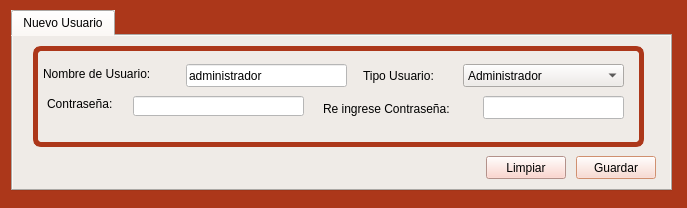
blueautomatic/Slam_Sistema_creditos, file form_usuario.ui: the form before one commit.
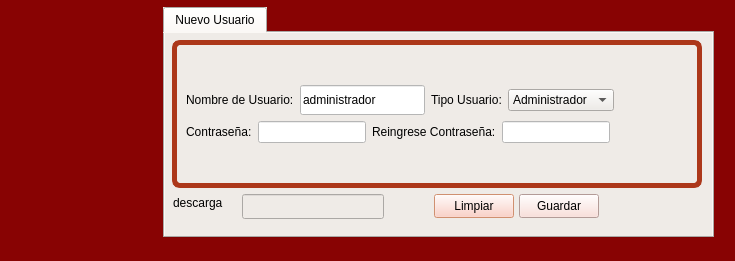
The form after the commit. Icons and pictures are not drawn.

Diff of the .ui file:
```diff
--- a/form_usuario.ui
+++ b/form_usuario.ui
@@ -6,8 +6,8 @@
    <rect>
     <x>0</x>
     <y>0</y>
-    <width>687</width>
-    <height>208</height>
+    <width>735</width>
+    <height>261</height>
    </rect>
   </property>
   <property name="palette">
@@ -25,9 +25,9 @@
      <colorrole role="Button">
       <brush brushstyle="SolidPattern">
        <color alpha="255">
-        <red>172</red>
-        <green>55</green>
-        <blue>26</blue>
+        <red>136</red>
+        <green>3</green>
+        <blue>3</blue>
        </color>
       </brush>
      </colorrole>
@@ -97,18 +97,18 @@
      <colorrole role="Base">
       <brush brushstyle="SolidPattern">
        <color alpha="255">
-        <red>172</red>
-        <green>55</green>
-        <blue>26</blue>
+        <red>136</red>
+        <green>3</green>
+        <blue>3</blue>
        </color>
       </brush>
      </colorrole>
      <colorrole role="Window">
       <brush brushstyle="SolidPattern">
        <color alpha="255">
-        <red>172</red>
-        <green>55</green>
-        <blue>26</blue>
+        <red>136</red>
+        <green>3</green>
+        <blue>3</blue>
        </color>
       </brush>
      </colorrole>
@@ -171,9 +171,9 @@
      <colorrole role="Button">
       <brush brushstyle="SolidPattern">
        <color alpha="255">
-        <red>172</red>
-        <green>55</green>
-        <blue>26</blue>
+        <red>136</red>
+        <green>3</green>
+        <blue>3</blue>
        </color>
       </brush>
      </colorrole>
@@ -243,18 +243,18 @@
      <colorrole role="Base">
       <brush brushstyle="SolidPattern">
        <color alpha="255">
-        <red>172</red>
-        <green>55</green>
-        <blue>26</blue>
+        <red>136</red>
+        <green>3</green>
+        <blue>3</blue>
        </color>
       </brush>
      </colorrole>
      <colorrole role="Window">
       <brush brushstyle="SolidPattern">
        <color alpha="255">
-        <red>172</red>
-        <green>55</green>
-        <blue>26</blue>
+        <red>136</red>
+        <green>3</green>
+        <blue>3</blue>
        </color>
       </brush>
      </colorrole>
@@ -317,9 +317,9 @@
      <colorrole role="Button">
       <brush brushstyle="SolidPattern">
        <color alpha="255">
-        <red>172</red>
-        <green>55</green>
-        <blue>26</blue>
+        <red>136</red>
+        <green>3</green>
+        <blue>3</blue>
        </color>
       </brush>
      </colorrole>
@@ -389,18 +389,18 @@
      <colorrole role="Base">
       <brush brushstyle="SolidPattern">
        <color alpha="255">
-        <red>172</red>
-        <green>55</green>
-        <blue>26</blue>
+        <red>136</red>
+        <green>3</green>
+        <blue>3</blue>
        </color>
       </brush>
      </colorrole>
      <colorrole role="Window">
       <brush brushstyle="SolidPattern">
        <color alpha="255">
-        <red>172</red>
-        <green>55</green>
-        <blue>26</blue>
+        <red>136</red>
+        <green>3</green>
+        <blue>3</blue>
        </color>
       </brush>
      </colorrole>
@@ -458,22 +458,22 @@
   <property name="styleSheet">
    <string notr="true">selection-background-color: rgb(255, 170, 127);
 color: rgb(0, 0, 0);
-font:  11pt &quot;KacstOne&quot;;
-background-color: rgb(172, 55, 26);
+background-color: rgba(136, 3, 3);
+font: 75 11pt &quot;KacstOne&quot;;
 </string>
   </property>
   <widget class="QTabWidget" name="tabWidget_2">
    <property name="geometry">
     <rect>
-     <x>11</x>
-     <y>10</y>
-     <width>661</width>
-     <height>181</height>
+     <x>163</x>
+     <y>7</y>
+     <width>551</width>
+     <height>231</height>
     </rect>
    </property>
    <property name="styleSheet">
     <string notr="true">background-color: rgb(239, 235, 231);
-font: 10pt &quot;KacstOne&quot;;</string>
+</string>
    </property>
    <property name="currentIndex">
     <number>0</number>
@@ -489,10 +489,10 @@
     <widget class="QGroupBox" name="groupBox_2">
      <property name="geometry">
       <rect>
-       <x>20</x>
-       <y>10</y>
-       <width>611</width>
-       <height>101</height>
+       <x>7</x>
+       <y>7</y>
+       <width>530</width>
+       <height>148</height>
       </rect>
      </property>
      <property name="styleSheet">
@@ -526,150 +526,148 @@
      <property name="title">
       <string/>
      </property>
-     <widget class="QLabel" name="label_2">
-      <property name="geometry">
-       <rect>
-        <x>14</x>
-        <y>50</y>
-        <width>81</width>
-        <height>16</height>
-       </rect>
-      </property>
-      <property name="text">
-       <string>Contraseña:</string>
-      </property>
-     </widget>
-     <widget class="QLineEdit" name="lne_nombre">
-      <property name="geometry">
-       <rect>
-        <x>153</x>
-        <y>18</y>
-        <width>161</width>
-        <height>23</height>
-       </rect>
-      </property>
-      <property name="styleSheet">
-       <string notr="true">background-color: rgb(255, 255, 255);</string>
-      </property>
-      <property name="text">
-       <string>administrador</string>
-      </property>
-     </widget>
-     <widget class="QLabel" name="label_3">
-      <property name="geometry">
-       <rect>
-        <x>290</x>
-        <y>53</y>
-        <width>161</width>
-        <height>20</height>
-       </rect>
-      </property>
-      <property name="text">
-       <string>Re ingrese Contraseña:</string>
-      </property>
-     </widget>
-     <widget class="QLabel" name="label">
-      <property name="geometry">
-       <rect>
-        <x>10</x>
-        <y>20</y>
-        <width>141</width>
-        <height>16</height>
-       </rect>
-      </property>
-      <property name="text">
-       <string>Nombre de Usuario:</string>
-      </property>
-     </widget>
-     <widget class="QLineEdit" name="lne_pass">
-      <property name="geometry">
-       <rect>
-        <x>100</x>
-        <y>50</y>
-        <width>171</width>
-        <height>20</height>
-       </rect>
-      </property>
-      <property name="styleSheet">
-       <string notr="true">background-color: rgb(255, 255, 255);</string>
-      </property>
-      <property name="text">
-       <string/>
-      </property>
-     </widget>
-     <widget class="QComboBox" name="cbx_tipo_usu">
-      <property name="geometry">
-       <rect>
-        <x>430</x>
-        <y>18</y>
-        <width>161</width>
-        <height>23</height>
-       </rect>
-      </property>
-      <item>
-       <property name="text">
-        <string>Administrador</string>
-       </property>
+     <layout class="QGridLayout" name="gridLayout_3">
+      <item row="0" column="0">
+       <layout class="QGridLayout" name="gridLayout">
+        <item row="0" column="0">
+         <layout class="QHBoxLayout" name="horizontalLayout">
+          <item>
+           <widget class="QLabel" name="label">
+            <property name="text">
+             <string>Nombre de Usuario:</string>
+            </property>
+           </widget>
+          </item>
+          <item>
+           <widget class="QLineEdit" name="lne_nombre">
+            <property name="minimumSize">
+             <size>
+              <width>125</width>
+              <height>30</height>
+             </size>
+            </property>
+            <property name="maximumSize">
+             <size>
+              <width>125</width>
+              <height>30</height>
+             </size>
+            </property>
+            <property name="styleSheet">
+             <string notr="true">background-color: rgb(255, 255, 255);</string>
+            </property>
+            <property name="text">
+             <string>administrador</string>
+            </property>
+           </widget>
+          </item>
+          <item>
+           <widget class="QLabel" name="label_4">
+            <property name="text">
+             <string>Tipo Usuario:</string>
+            </property>
+           </widget>
+          </item>
+          <item>
+           <widget class="QComboBox" name="cbx_tipo_usu">
+            <item>
+             <property name="text">
+              <string>Administrador</string>
+             </property>
+            </item>
+            <item>
+             <property name="text">
+              <string>Ventas</string>
+             </property>
+            </item>
+           </widget>
+          </item>
+          <item>
+           <spacer name="horizontalSpacer_2">
+            <property name="orientation">
+             <enum>Qt::Horizontal</enum>
+            </property>
+            <property name="sizeHint" stdset="0">
+             <size>
+              <width>40</width>
+              <height>20</height>
+             </size>
+            </property>
+           </spacer>
+          </item>
+         </layout>
+        </item>
+        <item row="1" column="0">
+         <layout class="QHBoxLayout" name="horizontalLayout_2">
+          <item>
+           <widget class="QLabel" name="label_2">
+            <property name="text">
+             <string>Contraseña:</string>
+            </property>
+           </widget>
+          </item>
+          <item>
+           <widget class="QLineEdit" name="lne_pass">
+            <property name="styleSheet">
+             <string notr="true">background-color: rgb(255, 255, 255);</string>
+            </property>
+            <property name="text">
+             <string/>
+            </property>
+           </widget>
+          </item>
+          <item>
+           <widget class="QLabel" name="label_3">
+            <property name="text">
+             <string>Reingrese Contraseña:</string>
+            </property>
+           </widget>
+          </item>
+          <item>
+           <widget class="QLineEdit" name="lne_pass2">
+            <property name="styleSheet">
+             <string notr="true">background-color: rgb(255, 255, 255);</string>
+            </property>
+            <property name="text">
+             <string/>
+            </property>
+           </widget>
+          </item>
+          <item>
+           <spacer name="horizontalSpacer_3">
+            <property name="orientation">
+             <enum>Qt::Horizontal</enum>
+            </property>
+            <property name="sizeHint" stdset="0">
+             <size>
+              <width>40</width>
+              <height>20</height>
+             </size>
+            </property>
+           </spacer>
+          </item>
+         </layout>
+        </item>
+       </layout>
       </item>
-      <item>
-       <property name="text">
-        <string>Ventas</string>
-       </property>
-      </item>
-     </widget>
-     <widget class="QLabel" name="label_4">
-      <property name="geometry">
-       <rect>
-        <x>330</x>
-        <y>20</y>
-        <width>91</width>
-        <height>20</height>
-       </rect>
-      </property>
-      <property name="text">
-       <string>Tipo Usuario:</string>
-      </property>
-     </widget>
-     <widget class="QLineEdit" name="lne_pass2">
-      <property name="geometry">
-       <rect>
-        <x>450</x>
-        <y>50</y>
-        <width>141</width>
-        <height>23</height>
-       </rect>
-      </property>
-      <property name="styleSheet">
-       <string notr="true">background-color: rgb(255, 255, 255);</string>
-      </property>
-      <property name="text">
-       <string/>
-      </property>
-     </widget>
+     </layout>
     </widget>
-    <widget class="QPushButton" name="boton_guardar">
+    <widget class="QLineEdit" name="lne_descarga">
      <property name="geometry">
       <rect>
-       <x>563</x>
-       <y>120</y>
-       <width>80</width>
-       <height>23</height>
+       <x>77</x>
+       <y>161</y>
+       <width>142</width>
+       <height>25</height>
       </rect>
      </property>
-     <property name="styleSheet">
-      <string notr="true">background-color: rgb(250, 217, 211);</string>
-     </property>
-     <property name="text">
-      <string>Guardar</string>
-     </property>
     </widget>
     <widget class="QPushButton" name="boton_limpiar">
      <property name="geometry">
       <rect>
-       <x>473</x>
-       <y>120</y>
+       <x>269</x>
+       <y>161</y>
        <width>80</width>
-       <height>23</height>
+       <height>24</height>
       </rect>
      </property>
      <property name="styleSheet">
@@ -679,15 +677,44 @@
       <string>Limpiar</string>
      </property>
     </widget>
+    <widget class="QPushButton" name="boton_guardar">
+     <property name="geometry">
+      <rect>
+       <x>354</x>
+       <y>161</y>
+       <width>80</width>
+       <height>24</height>
+      </rect>
+     </property>
+     <property name="styleSheet">
+      <string notr="true">background-color: rgb(250, 217, 211);</string>
+     </property>
+     <property name="text">
+      <string>Guardar</string>
+     </property>
+    </widget>
+    <widget class="QLabel" name="label_5">
+     <property name="geometry">
+      <rect>
+       <x>8</x>
+       <y>161</y>
+       <width>64</width>
+       <height>17</height>
+      </rect>
+     </property>
+     <property name="text">
+      <string>descarga</string>
+     </property>
+    </widget>
    </widget>
   </widget>
   <widget class="Line" name="line_4">
    <property name="geometry">
     <rect>
-     <x>500</x>
-     <y>470</y>
-     <width>20</width>
-     <height>121</height>
+     <x>163</x>
+     <y>356</y>
+     <width>16</width>
+     <height>16</height>
     </rect>
    </property>
    <property name="orientation">
@@ -697,10 +724,10 @@
   <widget class="Line" name="line_3">
    <property name="geometry">
     <rect>
-     <x>590</x>
-     <y>470</y>
-     <width>20</width>
-     <height>121</height>
+     <x>401</x>
+     <y>356</y>
+     <width>16</width>
+     <height>16</height>
     </rect>
    </property>
    <property name="orientation">
```
